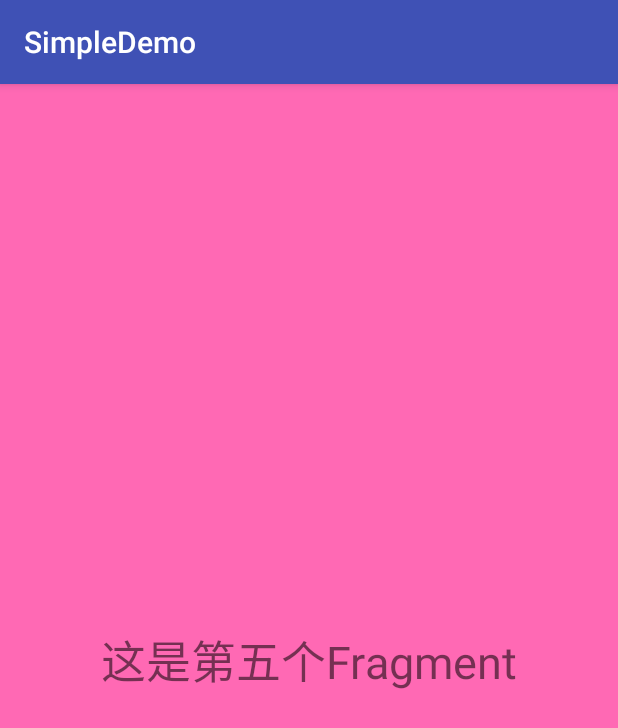
After one commit to dearHaoGeGe/SimpleSample, an Android app: the fragment VPFLLFiveFragment shown on its own in the app's theme, on a phone screen of 412 x 824 dp. The commit adds this screen. Shown: the top 728 px of the screen. Run offline under Robolectric (Android 15) with nearby library versions, the phone set to English and light mode, and no system bars.

Commit message:
5个fragment搭建完成

```diff
--- a/app/src/main/AndroidManifest.xml
+++ b/app/src/main/AndroidManifest.xml
@@ -85,6 +85,8 @@
         <activity android:name=".snackbar.SnackbarActivity"/>
         <!--循环显示超长图片-->
         <activity android:name=".cylinderImage_view.CylinderImageViewAct"/>
+        <!--学习ViewPager+Fragment LazyLoad-->
+        <activity android:name=".viewpager_fragment_lazyload.PagerFragmentLazyLoadAct"/>
 
         <!-- 在AndroidManifest中注册广播 -->
         <receiver android:name=".broadcast.AirPlaneModeReceiver">
--- a/app/src/main/java/com/my/simplesampletest/tablayout/BasePageFragment.java
+++ b/app/src/main/java/com/my/simplesampletest/viewpager_fragment_lazyload/BasePageFragment.java
@@ -1,4 +1,4 @@
-package com.my.simplesampletest.tablayout;
+package com.my.simplesampletest.viewpager_fragment_lazyload;
 
 import android.content.Context;
 import android.os.Bundle;
@@ -10,12 +10,12 @@ import android.view.ViewGroup;
 
 /**
  * ViewPager+Fragment LazyLoad
- *
+ * <p>
  * http://mp.weixin.qq.com/s?__biz=MzA3MDMyMjkzNg==&mid=2652261806&idx=1&sn=d166110fe43b42b5ecfbe3a219f3b712&scene=0#wechat_redirect
- *
- * Created by Administrator on 2016/7/13.
+ * <p>
+ * Created by YJH on 2016/7/13.
  */
-public class BasePageFragment extends Fragment {
+public abstract class BasePageFragment extends Fragment {
 
     protected boolean isViewInitiated;
     protected boolean isVisibleToUser;
@@ -39,6 +39,38 @@ public class BasePageFragment extends Fragment {
     @Override
     public void onActivityCreated(@Nullable Bundle savedInstanceState) {
         super.onActivityCreated(savedInstanceState);
+        isViewInitiated = true;
+        prepareFetchData();
     }
 
+    /**
+     * 判断当前UI是否可见
+     * <p>
+     * 设置一个系统提示是否这个片段的UI是目前用户可见的。
+     * 这提示默认为正确并持续在片段实例保存和恢复状态。
+     *
+     * @param isVisibleToUser
+     */
+    @Override
+    public void setUserVisibleHint(boolean isVisibleToUser) {
+        super.setUserVisibleHint(isVisibleToUser);
+        this.isVisibleToUser = isVisibleToUser;
+        prepareFetchData();
+    }
+
+
+    public abstract void fetchData();
+
+    public boolean prepareFetchData() {
+        return prepareFetchData(false);
+    }
+
+    public boolean prepareFetchData(boolean forceUpdate) {
+        if (isVisibleToUser && isViewInitiated && (!isDataInitiated || forceUpdate)) {
+            fetchData();
+            isDataInitiated = true;
+            return true;
+        }
+        return false;
+    }
 }
--- /dev/null
+++ b/app/src/main/java/com/my/simplesampletest/viewpager_fragment_lazyload/VPFLLFiveFragment.java
@@ -0,0 +1,47 @@
+package com.my.simplesampletest.viewpager_fragment_lazyload;
+
+import android.content.Context;
+import android.os.Bundle;
+import android.view.LayoutInflater;
+import android.view.View;
+import android.view.ViewGroup;
+
+import com.my.simplesampletest.R;
+
+/**
+ * Created by Administrator on 2016/7/14.
+ */
+public class VPFLLFiveFragment extends BasePageFragment {
+
+    public static VPFLLFiveFragment newInstance(){
+        VPFLLFiveFragment fragment = new VPFLLFiveFragment();
+        return fragment;
+    }
+
+    @Override
+    public void onAttach(Context context) {
+        super.onAttach(context);
+    }
+
+    @Override
+    public void onCreate(Bundle savedInstanceState) {
+        super.onCreate(savedInstanceState);
+    }
+
+    @Override
+    public View onCreateView(LayoutInflater inflater, ViewGroup container, Bundle savedInstanceState) {
+        View view=inflater.inflate(R.layout.fragment_vpfll_five,container,false);
+        return view;
+    }
+
+    @Override
+    public void onActivityCreated(Bundle savedInstanceState) {
+        super.onActivityCreated(savedInstanceState);
+    }
+
+    @Override
+    public void fetchData() {
+
+    }
+
+}
--- /dev/null
+++ b/app/src/main/res/layout/fragment_vpfll_five.xml
@@ -0,0 +1,15 @@
+<?xml version="1.0" encoding="utf-8"?>
+<LinearLayout xmlns:android="http://schemas.android.com/apk/res/android"
+    android:layout_width="match_parent"
+    android:layout_height="match_parent"
+    android:orientation="vertical"
+    android:gravity="center"
+    android:background="#FF69B4">
+
+    <TextView
+        android:textSize="30sp"
+        android:text="这是第五个Fragment"
+        android:layout_width="wrap_content"
+        android:layout_height="wrap_content" />
+
+</LinearLayout>
```
Also changed, not shown: app/src/main/java/com/my/simplesampletest/main/MainActivity.java (+6 -1 lines), app/src/main/java/com/my/simplesampletest/viewpager_fragment_lazyload/PagerFragmentLazyLoadAct.java (added, +65 -0 lines), app/src/main/java/com/my/simplesampletest/viewpager_fragment_lazyload/VPFLLFourFragment.java (added, +47 -0 lines), app/src/main/java/com/my/simplesampletest/viewpager_fragment_lazyload/VPFLLOneFragment.java (added, +49 -0 lines), app/src/main/java/com/my/simplesampletest/viewpager_fragment_lazyload/VPFLLPagerAdapter.java (added, +37 -0 lines), app/src/main/java/com/my/simplesampletest/viewpager_fragment_lazyload/VPFLLThreeFragment.java (added, +47 -0 lines), app/src/main/java/com/my/simplesampletest/viewpager_fragment_lazyload/VPFLLTwoFragment.java (added, +46 -0 lines), app/src/main/res/layout/activity_pager_fragment_lazyload.xml (added, +19 -0 lines), app/src/main/res/layout/fragment_vpfll_four.xml (added, +15 -0 lines), app/src/main/res/layout/fragment_vpfll_one.xml (added, +15 -0 lines), app/src/main/res/layout/fragment_vpfll_three.xml (added, +15 -0 lines), app/src/main/res/layout/fragment_vpfll_two.xml (added, +15 -0 lines).
